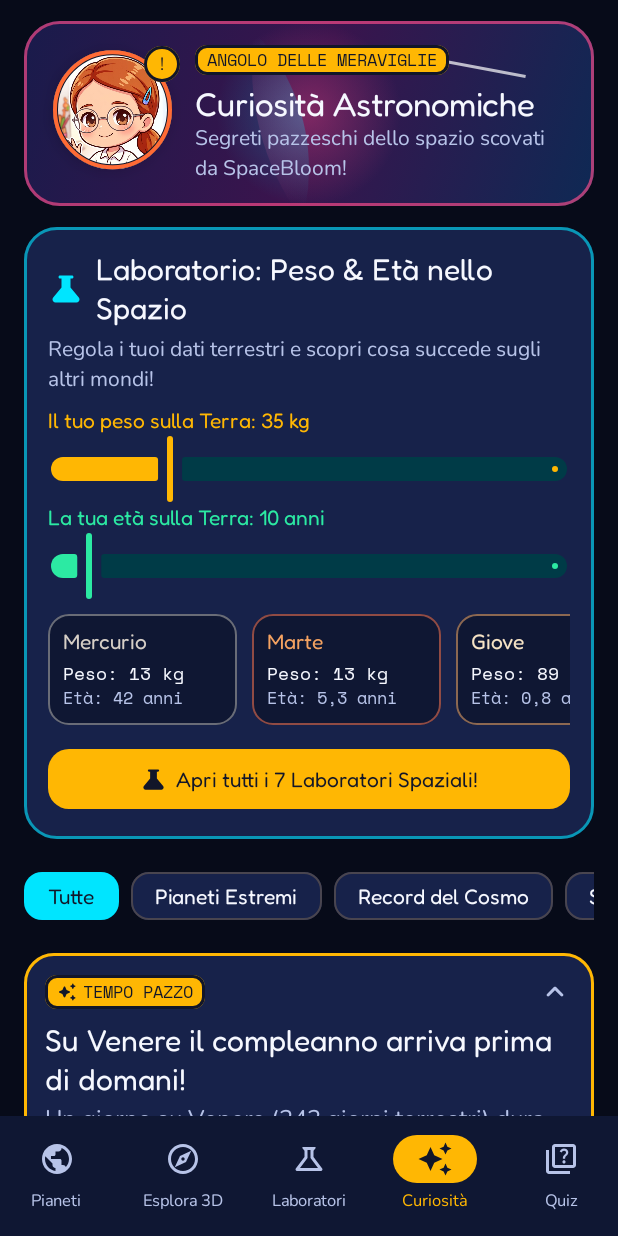
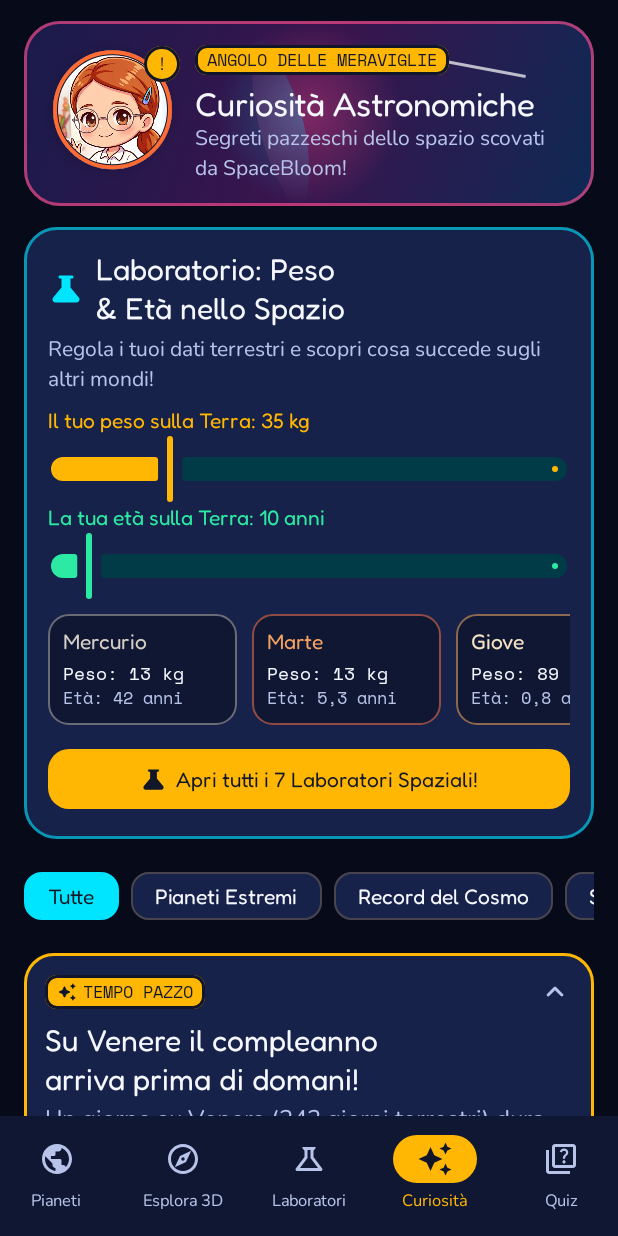
Before and after one commit to ricrug/AstroBloom, an Android app built with Jetpack Compose: the screen it shows after launch (MainActivity), item 4 of the bottom bar chosen, on a phone screen of 412 x 824 dp. Run offline under Robolectric (Android 15) with nearby library versions, the phone set to English and light mode, and no system bars.

Commit message:
fix: prevenzione sillabazione e spezzamento parole a capo nei bottoni con lineBreak heading e hyphens none

```diff
--- a/app/src/main/java/com/ricrug/ui/components/ChibiAvatar.kt
+++ b/app/src/main/java/com/ricrug/ui/components/ChibiAvatar.kt
@@ -377,7 +377,7 @@ fun ChibiCustomizerSheet(
       ) {
         Icon(Icons.Rounded.Check, contentDescription = null)
         Spacer(modifier = Modifier.width(8.dp))
-        Text("Salva Profilo!", style = MaterialTheme.typography.titleMedium)
+        Text("Salva Profilo!", style = MaterialTheme.typography.titleMedium, maxLines = 1, softWrap = false)
       }
     }
   }
--- a/app/src/main/java/com/ricrug/ui/components/FirstPersonFlightSimulator3D.kt
+++ b/app/src/main/java/com/ricrug/ui/components/FirstPersonFlightSimulator3D.kt
@@ -1536,6 +1536,8 @@ fun FirstPersonFlightSimulator3D(
                   text = if (isAutopilotSteering) "Sgancia" else "Punta",
                   style = MaterialTheme.typography.labelSmall.copy(fontSize = 8.sp),
                   fontWeight = FontWeight.Bold,
+                  maxLines = 1,
+                  softWrap = false,
                 )
               }
             }
@@ -1549,7 +1551,7 @@ fun FirstPersonFlightSimulator3D(
               ) {
                 Icon(Icons.Rounded.FlightLand, contentDescription = null, modifier = Modifier.size(11.dp))
                 Spacer(modifier = Modifier.width(2.dp))
-                Text("Atterra", style = MaterialTheme.typography.labelSmall.copy(fontSize = 8.sp), fontWeight = FontWeight.Bold)
+                Text("Atterra", style = MaterialTheme.typography.labelSmall.copy(fontSize = 8.sp), fontWeight = FontWeight.Bold, maxLines = 1, softWrap = false)
               }
             }
             Button(
@@ -1561,7 +1563,7 @@ fun FirstPersonFlightSimulator3D(
             ) {
               Icon(Icons.Rounded.Explore, contentDescription = null, modifier = Modifier.size(11.dp))
               Spacer(modifier = Modifier.width(2.dp))
-              Text("3D", style = MaterialTheme.typography.labelSmall.copy(fontSize = 8.sp), fontWeight = FontWeight.Bold)
+              Text("3D", style = MaterialTheme.typography.labelSmall.copy(fontSize = 8.sp), fontWeight = FontWeight.Bold, maxLines = 1, softWrap = false)
             }
           }
         }
--- a/app/src/main/java/com/ricrug/ui/screens/CuriositiesScreen.kt
+++ b/app/src/main/java/com/ricrug/ui/screens/CuriositiesScreen.kt
@@ -346,7 +346,7 @@ fun SpaceWeightAndAgeLab(
         ) {
           Icon(Icons.Rounded.Science, contentDescription = null, modifier = Modifier.size(18.dp))
           Spacer(modifier = Modifier.width(6.dp))
-          Text("Apri tutti i 7 Laboratori Spaziali!", style = MaterialTheme.typography.labelLarge)
+          Text("Apri tutti i 7 Laboratori Spaziali!", style = MaterialTheme.typography.labelLarge, maxLines = 1, softWrap = false)
         }
       }
     }
@@ -446,7 +446,7 @@ private fun CuriosityComicCard(
                   ) {
                     Icon(Icons.Rounded.Public, contentDescription = null, modifier = Modifier.size(16.dp))
                     Spacer(modifier = Modifier.width(6.dp))
-                    Text("Vedi ${planet.name} in 3D", style = MaterialTheme.typography.labelLarge)
+                    Text("Vedi ${planet.name} in 3D", style = MaterialTheme.typography.labelLarge, maxLines = 1, softWrap = false)
                   }
                 }
               } else {
--- a/app/src/main/java/com/ricrug/ui/screens/PlanetsHomeScreen.kt
+++ b/app/src/main/java/com/ricrug/ui/screens/PlanetsHomeScreen.kt
@@ -116,7 +116,7 @@ fun PlanetsHomeScreen(
                   modifier = Modifier.size(16.dp),
                 )
                 Spacer(modifier = Modifier.width(6.dp))
-                Text("Il Mio Chibi", color = ComicInk, style = MaterialTheme.typography.labelLarge)
+                Text("Il Mio Chibi", color = ComicInk, style = MaterialTheme.typography.labelLarge, maxLines = 1, softWrap = false)
               }
               Button(
                 onClick = onOpenFreeExplore,
@@ -127,7 +127,7 @@ fun PlanetsHomeScreen(
               ) {
                 Icon(Icons.Rounded.RocketLaunch, contentDescription = null, modifier = Modifier.size(16.dp))
                 Spacer(modifier = Modifier.width(6.dp))
-                Text("Vola in 3D", style = MaterialTheme.typography.labelLarge)
+                Text("Vola in 3D", style = MaterialTheme.typography.labelLarge, maxLines = 1, softWrap = false)
               }
             }
           },
--- a/app/src/main/java/com/ricrug/ui/screens/QuizScreen.kt
+++ b/app/src/main/java/com/ricrug/ui/screens/QuizScreen.kt
@@ -454,6 +454,8 @@ private fun ActiveQuizContent(
           Text(
             text = if (quizState.currentIndex + 1 >= quizState.questions.size) "Vedi Risultato" else "Prossima Domanda",
             style = MaterialTheme.typography.titleMedium,
+            maxLines = 1,
+            softWrap = false,
           )
           Spacer(modifier = Modifier.width(6.dp))
           Icon(Icons.AutoMirrored.Rounded.ArrowForward, contentDescription = null)
@@ -537,7 +539,7 @@ private fun QuizResultsContent(
       ) {
         Icon(Icons.Rounded.Refresh, contentDescription = null)
         Spacer(modifier = Modifier.width(8.dp))
-        Text("Gioca Ancora!", style = MaterialTheme.typography.titleMedium)
+        Text("Gioca Ancora!", style = MaterialTheme.typography.titleMedium, maxLines = 1, softWrap = false)
       }
       Spacer(modifier = Modifier.height(10.dp))
       OutlinedButton(
@@ -546,7 +548,7 @@ private fun QuizResultsContent(
         shape = RoundedCornerShape(14.dp),
         modifier = Modifier.fillMaxWidth().height(48.dp).testTag("quiz_hub_button"),
       ) {
-        Text("Torna ai Quiz", color = StarlightWhite, style = MaterialTheme.typography.titleMedium)
+        Text("Torna ai Quiz", color = StarlightWhite, style = MaterialTheme.typography.titleMedium, maxLines = 1, softWrap = false)
       }
     }
   }
--- a/app/src/main/java/com/ricrug/ui/screens/SplashScreen.kt
+++ b/app/src/main/java/com/ricrug/ui/screens/SplashScreen.kt
@@ -262,7 +262,7 @@ fun SplashScreen(
             contentPadding = PaddingValues(horizontal = 10.dp, vertical = 2.dp),
             modifier = Modifier.testTag("splash_skip_button"),
           ) {
-            Text("Entra subito", style = MaterialTheme.typography.labelLarge)
+            Text("Entra subito", style = MaterialTheme.typography.labelLarge, maxLines = 1, softWrap = false)
           }
         }
       }
--- a/app/src/main/java/com/ricrug/ui/screens/labs/JumpAndLightLabs.kt
+++ b/app/src/main/java/com/ricrug/ui/screens/labs/JumpAndLightLabs.kt
@@ -290,6 +290,8 @@ fun SpaceJumpLab(
         Text(
           text = if (isJumping) "Salta di nuovo!" else "SALTA ORA SU 5 MONDI!",
           style = MaterialTheme.typography.titleMedium,
+          maxLines = 1,
+          softWrap = false,
         )
       }
 
@@ -525,7 +527,7 @@ fun LightSpeedLab(
           ) {
             Icon(Icons.Rounded.Send, contentDescription = null, modifier = Modifier.size(16.dp))
             Spacer(modifier = Modifier.width(6.dp))
-            Text(if (isSending) "In volo" else "Invia!", style = MaterialTheme.typography.labelLarge)
+            Text(if (isSending) "In volo" else "Invia!", style = MaterialTheme.typography.labelLarge, maxLines = 1, softWrap = false)
           }
         }
       }
--- a/app/src/main/java/com/ricrug/ui/screens/labs/MoonAndSeasonsLabs.kt
+++ b/app/src/main/java/com/ricrug/ui/screens/labs/MoonAndSeasonsLabs.kt
@@ -489,7 +489,7 @@ fun OrbitsAndSeasonsLab(
           ) {
             Icon(if (raceRunning) Icons.Rounded.Pause else Icons.Rounded.PlayArrow, contentDescription = null)
             Spacer(modifier = Modifier.width(6.dp))
-            Text(if (raceRunning) "Pausa" else "Via alla corsa!")
+            Text(if (raceRunning) "Pausa" else "Via alla corsa!", maxLines = 1, softWrap = false)
           }
           OutlinedButton(
             onClick = {
--- a/app/src/main/java/com/ricrug/ui/theme/Type.kt
+++ b/app/src/main/java/com/ricrug/ui/theme/Type.kt
@@ -5,6 +5,8 @@ import androidx.compose.ui.text.TextStyle
 import androidx.compose.ui.text.font.Font
 import androidx.compose.ui.text.font.FontFamily
 import androidx.compose.ui.text.font.FontWeight
+import androidx.compose.ui.text.style.Hyphens
+import androidx.compose.ui.text.style.LineBreak
 import androidx.compose.ui.unit.sp
 import com.ricrug.R
 
@@ -34,6 +36,8 @@ val AppTypography =
         fontWeight = FontWeight.Bold,
         fontSize = 32.sp,
         lineHeight = 38.sp,
+        lineBreak = LineBreak.Heading,
+        hyphens = Hyphens.None,
       ),
     headlineMedium =
       TextStyle(
@@ -41,6 +45,8 @@ val AppTypography =
         fontWeight = FontWeight.Bold,
         fontSize = 26.sp,
         lineHeight = 32.sp,
+        lineBreak = LineBreak.Heading,
+        hyphens = Hyphens.None,
       ),
     headlineSmall =
       TextStyle(
@@ -48,6 +54,8 @@ val AppTypography =
         fontWeight = FontWeight.SemiBold,
         fontSize = 22.sp,
         lineHeight = 28.sp,
+        lineBreak = LineBreak.Heading,
+        hyphens = Hyphens.None,
       ),
     titleLarge =
       TextStyle(
@@ -55,6 +63,8 @@ val AppTypography =
         fontWeight = FontWeight.Bold,
         fontSize = 20.sp,
         lineHeight = 26.sp,
+        lineBreak = LineBreak.Heading,
+        hyphens = Hyphens.None,
       ),
     titleMedium =
       TextStyle(
@@ -62,6 +72,8 @@ val AppTypography =
         fontWeight = FontWeight.Bold,
         fontSize = 17.sp,
         lineHeight = 23.sp,
+        lineBreak = LineBreak.Heading,
+        hyphens = Hyphens.None,
       ),
     bodyLarge =
       TextStyle(
@@ -69,6 +81,8 @@ val AppTypography =
         fontWeight = FontWeight.Normal,
         fontSize = 16.sp,
         lineHeight = 24.sp,
+        lineBreak = LineBreak.Paragraph,
+        hyphens = Hyphens.None,
       ),
     bodyMedium =
       TextStyle(
@@ -76,6 +90,8 @@ val AppTypography =
         fontWeight = FontWeight.Normal,
         fontSize = 14.sp,
         lineHeight = 20.sp,
+        lineBreak = LineBreak.Paragraph,
+        hyphens = Hyphens.None,
       ),
     labelLarge =
       TextStyle(
@@ -83,6 +99,8 @@ val AppTypography =
         fontWeight = FontWeight.SemiBold,
         fontSize = 14.sp,
         lineHeight = 18.sp,
+        lineBreak = LineBreak.Heading,
+        hyphens = Hyphens.None,
       ),
     labelMedium =
       TextStyle(
@@ -90,6 +108,8 @@ val AppTypography =
         fontWeight = FontWeight.Bold,
         fontSize = 12.sp,
         lineHeight = 16.sp,
+        lineBreak = LineBreak.Heading,
+        hyphens = Hyphens.None,
       ),
     labelSmall =
       TextStyle(
@@ -97,5 +117,7 @@ val AppTypography =
         fontWeight = FontWeight.Normal,
         fontSize = 11.sp,
         lineHeight = 14.sp,
+        lineBreak = LineBreak.Heading,
+        hyphens = Hyphens.None,
       ),
   )
```
Also changed, not shown: app/src/main/java/com/ricrug/ui/components/FreeSpaceExplorer3D.kt (+4 -4 lines), app/src/main/java/com/ricrug/ui/components/SurfaceFirstPersonViewer3D.kt (+11 -1 lines), app/src/main/java/com/ricrug/ui/screens/AsteroidDodgeScreen.kt (+4 -4 lines), app/src/main/java/com/ricrug/ui/screens/LandingSimulatorScreen.kt (+52 -13 lines), app/src/main/java/com/ricrug/ui/screens/PlanetDetailScreen.kt (+9 -3 lines), app/src/main/java/com/ricrug/ui/screens/SurfaceExplorationScreen.kt (+9 -3 lines), 2 other files.
